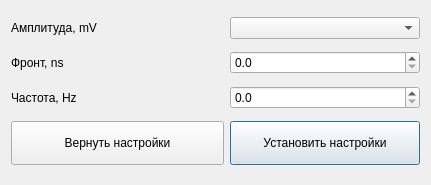
Before: the Qt Designer form ui/GSA/GSAUIDesign.ui in AVSidorov/FT2SXR, drawn with Qt 5.
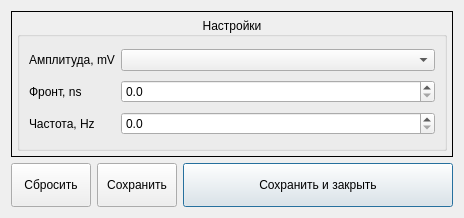
After: the same form once the commit is applied. Icons and pictures are not drawn.

Commit message: new UI for devices; save and close button for devices.

Patch:
```diff
--- a/ui/GSA/GSAUIDesign.ui
+++ b/ui/GSA/GSAUIDesign.ui
@@ -6,8 +6,8 @@
    <rect>
     <x>0</x>
     <y>0</y>
-    <width>431</width>
-    <height>185</height>
+    <width>464</width>
+    <height>218</height>
    </rect>
   </property>
   <property name="sizePolicy">
@@ -25,92 +25,215 @@
   <property name="windowTitle">
    <string>GSA</string>
   </property>
-  <layout class="QGridLayout" name="gridLayout">
-   <item row="3" column="0" colspan="2">
-    <widget class="QPushButton" name="return_pushButton">
-     <property name="minimumSize">
-      <size>
-       <width>190</width>
-       <height>44</height>
-      </size>
+  <layout class="QVBoxLayout" name="verticalLayout_2">
+   <item>
+    <widget class="QFrame" name="frame">
+     <property name="frameShape">
+      <enum>QFrame::Box</enum>
      </property>
-     <property name="font">
-      <font>
-       <pointsize>9</pointsize>
-      </font>
+     <property name="frameShadow">
+      <enum>QFrame::Plain</enum>
      </property>
-     <property name="cursor">
-      <cursorShape>PointingHandCursor</cursorShape>
-     </property>
-     <property name="text">
-      <string>Вернуть настройки</string>
-     </property>
+     <layout class="QVBoxLayout" name="verticalLayout">
+      <property name="leftMargin">
+       <number>5</number>
+      </property>
+      <property name="topMargin">
+       <number>5</number>
+      </property>
+      <property name="rightMargin">
+       <number>5</number>
+      </property>
+      <property name="bottomMargin">
+       <number>5</number>
+      </property>
+      <item>
+       <widget class="QGroupBox" name="groupBox">
+        <property name="font">
+         <font>
+          <pointsize>9</pointsize>
+         </font>
+        </property>
+        <property name="title">
+         <string>Настройки</string>
+        </property>
+        <property name="alignment">
+         <set>Qt::AlignCenter</set>
+        </property>
+        <layout class="QGridLayout" name="gridLayout">
+         <item row="0" column="0">
+          <widget class="QLabel" name="amplitude_label">
+           <property name="sizePolicy">
+            <sizepolicy hsizetype="Fixed" vsizetype="Preferred">
+             <horstretch>0</horstretch>
+             <verstretch>0</verstretch>
+            </sizepolicy>
+           </property>
+           <property name="text">
+            <string>Амплитуда, mV</string>
+           </property>
+          </widget>
+         </item>
+         <item row="0" column="1">
+          <widget class="QComboBox" name="amp_comboBox"/>
+         </item>
+         <item row="1" column="0">
+          <widget class="QLabel" name="edge_label">
+           <property name="text">
+            <string>Фронт, ns</string>
+           </property>
+          </widget>
+         </item>
+         <item row="1" column="1">
+          <widget class="QDoubleSpinBox" name="edge_doubleSpinBox">
+           <property name="decimals">
+            <number>1</number>
+           </property>
+          </widget>
+         </item>
+         <item row="2" column="0">
+          <widget class="QLabel" name="freq_label">
+           <property name="text">
+            <string>Частота, Hz</string>
+           </property>
+          </widget>
+         </item>
+         <item row="2" column="1">
+          <widget class="QDoubleSpinBox" name="frequency_doubleSpinBox">
+           <property name="decimals">
+            <number>1</number>
+           </property>
+           <property name="maximum">
+            <double>1000.000000000000000</double>
+           </property>
+          </widget>
+         </item>
+        </layout>
+       </widget>
+      </item>
+     </layout>
     </widget>
    </item>
-   <item row="3" column="2">
-    <widget class="QPushButton" name="install_pushButton">
-     <property name="minimumSize">
-      <size>
-       <width>190</width>
-       <height>44</height>
-      </size>
-     </property>
-     <property name="font">
-      <font>
-       <pointsize>9</pointsize>
-      </font>
-     </property>
-     <property name="cursor">
-      <cursorShape>PointingHandCursor</cursorShape>
-     </property>
-     <property name="text">
-      <string>Установить настройки</string>
-     </property>
-     <property name="default">
-      <bool>true</bool>
-     </property>
-    </widget>
-   </item>
-   <item row="2" column="2">
-    <widget class="QDoubleSpinBox" name="frequency_doubleSpinBox">
-     <property name="decimals">
-      <number>1</number>
-     </property>
-     <property name="maximum">
-      <double>1000.000000000000000</double>
-     </property>
-    </widget>
-   </item>
-   <item row="2" column="0" colspan="2">
-    <widget class="QLabel" name="freq_label">
-     <property name="text">
-      <string>Частота, Hz</string>
-     </property>
-    </widget>
-   </item>
-   <item row="1" column="2">
-    <widget class="QDoubleSpinBox" name="edge_doubleSpinBox">
-     <property name="decimals">
-      <number>1</number>
-     </property>
-    </widget>
-   </item>
-   <item row="1" column="0" colspan="2">
-    <widget class="QLabel" name="edge_label">
-     <property name="text">
-      <string>Фронт, ns</string>
-     </property>
-    </widget>
-   </item>
-   <item row="0" column="2">
-    <widget class="QComboBox" name="amp_comboBox"/>
-   </item>
-   <item row="0" column="0" colspan="2">
-    <widget class="QLabel" name="amplitude_label">
-     <property name="text">
-      <string>Амплитуда, mV</string>
-     </property>
-    </widget>
+   <item>
+    <layout class="QHBoxLayout" name="horizontalLayout">
+     <item>
+      <widget class="QPushButton" name="return_pushButton">
+       <property name="sizePolicy">
+        <sizepolicy hsizetype="Preferred" vsizetype="Fixed">
+         <horstretch>0</horstretch>
+         <verstretch>0</verstretch>
+        </sizepolicy>
+       </property>
+       <property name="minimumSize">
+        <size>
+         <width>0</width>
+         <height>44</height>
+        </size>
+       </property>
+       <property name="font">
+        <font>
+         <pointsize>9</pointsize>
+        </font>
+       </property>
+       <property name="cursor">
+        <cursorShape>PointingHandCursor</cursorShape>
+       </property>
+       <property name="text">
+        <string>Сбросить</string>
+       </property>
+       <property name="icon">
+        <iconset>
+         <normalon>../../style/icons/icons8-close-48.png</normalon>
+        </iconset>
+       </property>
+       <property name="iconSize">
+        <size>
+         <width>30</width>
+         <height>30</height>
+        </size>
+       </property>
+      </widget>
+     </item>
+     <item>
+      <widget class="QPushButton" name="install_pushButton">
+       <property name="sizePolicy">
+        <sizepolicy hsizetype="Preferred" vsizetype="Fixed">
+         <horstretch>0</horstretch>
+         <verstretch>0</verstretch>
+        </sizepolicy>
+       </property>
+       <property name="minimumSize">
+        <size>
+         <width>0</width>
+         <height>44</height>
+        </size>
+       </property>
+       <property name="font">
+        <font>
+         <pointsize>9</pointsize>
+        </font>
+       </property>
+       <property name="cursor">
+        <cursorShape>PointingHandCursor</cursorShape>
+       </property>
+       <property name="text">
+        <string>Сохранить</string>
+       </property>
+       <property name="icon">
+        <iconset>
+         <normalon>../../style/icons/icons8-save-48.png</normalon>
+        </iconset>
+       </property>
+       <property name="iconSize">
+        <size>
+         <width>30</width>
+         <height>30</height>
+        </size>
+       </property>
+       <property name="default">
+        <bool>false</bool>
+       </property>
+      </widget>
+     </item>
+     <item>
+      <widget class="QPushButton" name="saveclose_pushButton">
+       <property name="sizePolicy">
+        <sizepolicy hsizetype="Expanding" vsizetype="Fixed">
+         <horstretch>0</horstretch>
+         <verstretch>0</verstretch>
+        </sizepolicy>
+       </property>
+       <property name="minimumSize">
+        <size>
+         <width>0</width>
+         <height>44</height>
+        </size>
+       </property>
+       <property name="font">
+        <font>
+         <pointsize>9</pointsize>
+        </font>
+       </property>
+       <property name="text">
+        <string>Сохранить и закрыть</string>
+       </property>
+       <property name="icon">
+        <iconset>
+         <normalon>../../style/icons/icons8-save-close-48.png</normalon>
+        </iconset>
+       </property>
+       <property name="iconSize">
+        <size>
+         <width>30</width>
+         <height>30</height>
+        </size>
+       </property>
+       <property name="default">
+        <bool>true</bool>
+       </property>
+      </widget>
+     </item>
+    </layout>
    </item>
   </layout>
  </widget>
```
The commit also changes 35 other files.
